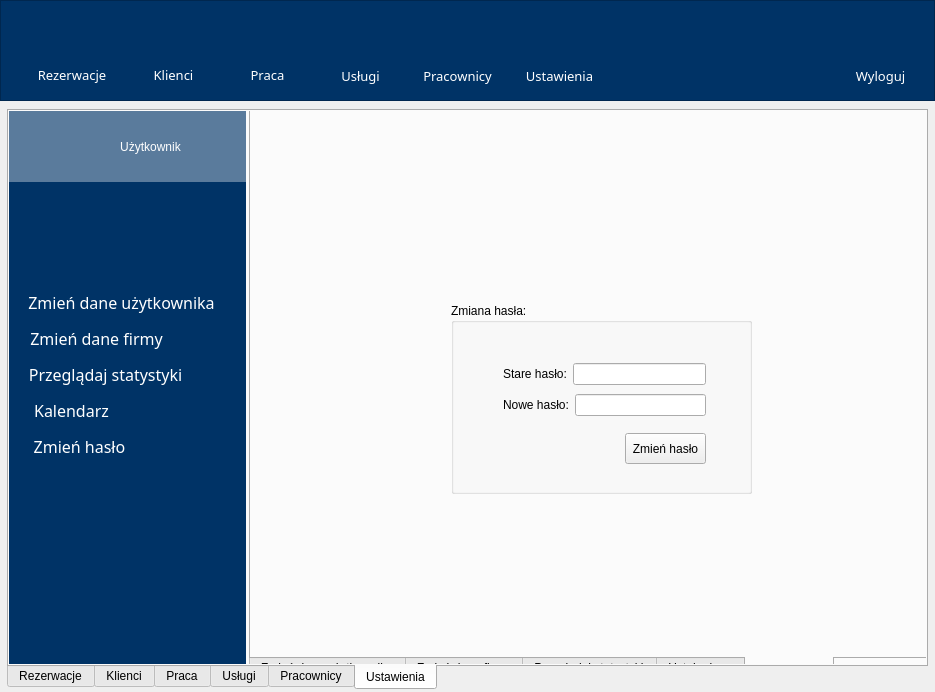
Qt form glowneokno.ui (maciuk10/Gabinet_v1_0_0_Projekt) before a commit.
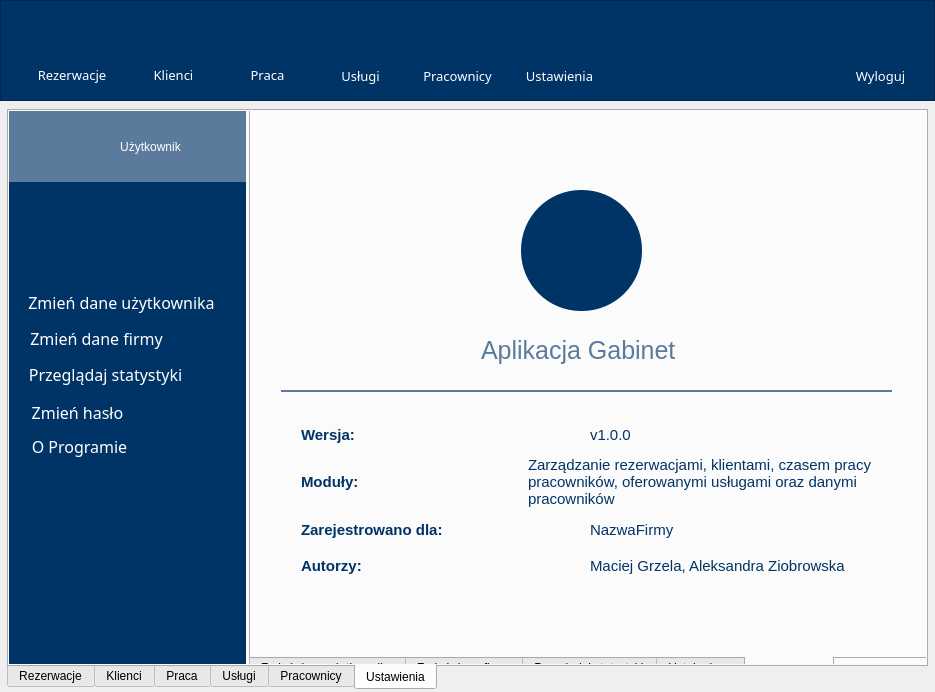
The same form after that commit. The open tabs and pages were chosen to show the change. Icons and pictures are not drawn. Custom widgets are drawn as their Qt base class.

Commit message:
Poprawiona funkcjonalność zakładki Ustawienia
Funkcjonalność zakładki Ustawienia wykonana w 50% - 09042018 [23:09]

```diff
--- a/glowneokno.ui
+++ b/glowneokno.ui
@@ -2085,35 +2085,11 @@
        <attribute name="title">
         <string>Ustal urlopy</string>
        </attribute>
-       <widget class="QLabel" name="label_8">
-        <property name="geometry">
-         <rect>
-          <x>90</x>
-          <y>220</y>
-          <width>521</width>
-          <height>101</height>
-         </rect>
-        </property>
-        <property name="font">
-         <font>
-          <family>Fira Sans</family>
-          <pointsize>72</pointsize>
-         </font>
-        </property>
-        <property name="text">
-         <string>4 Kalendarz</string>
-        </property>
-       </widget>
-      </widget>
-      <widget class="QWidget" name="tab_5">
-       <attribute name="title">
-        <string>Zmień hasło</string>
-       </attribute>
        <widget class="QGroupBox" name="groupBox_3">
         <property name="geometry">
          <rect>
-          <x>200</x>
-          <y>200</y>
+          <x>180</x>
+          <y>180</y>
           <width>301</width>
           <height>191</height>
          </rect>
@@ -2188,6 +2164,232 @@
         </widget>
        </widget>
       </widget>
+      <widget class="QWidget" name="tab_5">
+       <attribute name="title">
+        <string>Zmień hasło</string>
+       </attribute>
+       <widget class="QLabel" name="label">
+        <property name="geometry">
+         <rect>
+          <x>270</x>
+          <y>87</y>
+          <width>121</width>
+          <height>121</height>
+         </rect>
+        </property>
+        <property name="styleSheet">
+         <string notr="true">background-color: rgb(0,51,102);
+border-radius: 60px;</string>
+        </property>
+        <property name="text">
+         <string/>
+        </property>
+       </widget>
+       <widget class="QLabel" name="label_3">
+        <property name="geometry">
+         <rect>
+          <x>299</x>
+          <y>113</y>
+          <width>61</width>
+          <height>61</height>
+         </rect>
+        </property>
+        <property name="text">
+         <string/>
+        </property>
+        <property name="pixmap">
+         <pixmap resource="img.qrc">:/gabinet/img_rc/calendar-7.png</pixmap>
+        </property>
+        <property name="scaledContents">
+         <bool>true</bool>
+        </property>
+       </widget>
+       <widget class="QLabel" name="label_6">
+        <property name="geometry">
+         <rect>
+          <x>30</x>
+          <y>287</y>
+          <width>611</width>
+          <height>2</height>
+         </rect>
+        </property>
+        <property name="styleSheet">
+         <string notr="true">background-color: rgb(90,123,156);</string>
+        </property>
+        <property name="text">
+         <string/>
+        </property>
+       </widget>
+       <widget class="QLabel" name="label_8">
+        <property name="geometry">
+         <rect>
+          <x>230</x>
+          <y>217</y>
+          <width>201</width>
+          <height>61</height>
+         </rect>
+        </property>
+        <property name="styleSheet">
+         <string notr="true">color: rgb(90,123,156);
+font-size: 25px;
+text-shadow: 2px 2px #ff0000;</string>
+        </property>
+        <property name="text">
+         <string>Aplikacja Gabinet</string>
+        </property>
+       </widget>
+       <widget class="QWidget" name="">
+        <property name="geometry">
+         <rect>
+          <x>50</x>
+          <y>317</y>
+          <width>571</width>
+          <height>161</height>
+         </rect>
+        </property>
+        <layout class="QVBoxLayout" name="verticalLayout_27">
+         <item>
+          <layout class="QHBoxLayout" name="horizontalLayout_24">
+           <item>
+            <widget class="QLabel" name="label_9">
+             <property name="font">
+              <font>
+               <pointsize>-1</pointsize>
+               <weight>75</weight>
+               <bold>true</bold>
+              </font>
+             </property>
+             <property name="styleSheet">
+              <string notr="true">font-size: 15px;
+color: rgb(0,51,102);
+font-weight: bold;</string>
+             </property>
+             <property name="text">
+              <string>Wersja:</string>
+             </property>
+            </widget>
+           </item>
+           <item>
+            <widget class="QLabel" name="label_65">
+             <property name="styleSheet">
+              <string notr="true">font-size: 15px;
+color: rgb(0,51,102);</string>
+             </property>
+             <property name="text">
+              <string>v1.0.0</string>
+             </property>
+            </widget>
+           </item>
+          </layout>
+         </item>
+         <item>
+          <layout class="QHBoxLayout" name="horizontalLayout_28">
+           <item>
+            <widget class="QLabel" name="label_11">
+             <property name="font">
+              <font>
+               <pointsize>-1</pointsize>
+               <weight>75</weight>
+               <bold>true</bold>
+              </font>
+             </property>
+             <property name="styleSheet">
+              <string notr="true">font-size: 15px;
+color: rgb(0,51,102);
+font-weight: bold;</string>
+             </property>
+             <property name="text">
+              <string>Moduły:</string>
+             </property>
+            </widget>
+           </item>
+           <item>
+            <widget class="QLabel" name="label_66">
+             <property name="styleSheet">
+              <string notr="true">font-size: 15px;
+color: rgb(0,51,102);</string>
+             </property>
+             <property name="text">
+              <string>Zarządzanie rezerwacjami, klientami, czasem pracy pracowników, oferowanymi usługami oraz danymi pracowników</string>
+             </property>
+             <property name="wordWrap">
+              <bool>true</bool>
+             </property>
+            </widget>
+           </item>
+          </layout>
+         </item>
+         <item>
+          <layout class="QHBoxLayout" name="horizontalLayout_31">
+           <item>
+            <widget class="QLabel" name="label_63">
+             <property name="font">
+              <font>
+               <pointsize>-1</pointsize>
+               <weight>75</weight>
+               <bold>true</bold>
+              </font>
+             </property>
+             <property name="styleSheet">
+              <string notr="true">font-size: 15px;
+color: rgb(0,51,102);
+font-weight: bold;</string>
+             </property>
+             <property name="text">
+              <string>Zarejestrowano dla:</string>
+             </property>
+            </widget>
+           </item>
+           <item>
+            <widget class="QLabel" name="label_67">
+             <property name="styleSheet">
+              <string notr="true">font-size: 15px;
+color: rgb(0,51,102);</string>
+             </property>
+             <property name="text">
+              <string>NazwaFirmy</string>
+             </property>
+            </widget>
+           </item>
+          </layout>
+         </item>
+         <item>
+          <layout class="QHBoxLayout" name="horizontalLayout_32">
+           <item>
+            <widget class="QLabel" name="label_64">
+             <property name="font">
+              <font>
+               <pointsize>-1</pointsize>
+               <weight>75</weight>
+               <bold>true</bold>
+              </font>
+             </property>
+             <property name="styleSheet">
+              <string notr="true">font-size: 15px;
+color: rgb(0,51,102);
+font-weight: bold;</string>
+             </property>
+             <property name="text">
+              <string>Autorzy:</string>
+             </property>
+            </widget>
+           </item>
+           <item>
+            <widget class="QLabel" name="label_68">
+             <property name="styleSheet">
+              <string notr="true">font-size: 15px;
+color: rgb(0,51,102);</string>
+             </property>
+             <property name="text">
+              <string>Maciej Grzela, Aleksandra Ziobrowska</string>
+             </property>
+            </widget>
+           </item>
+          </layout>
+         </item>
+        </layout>
+       </widget>
+      </widget>
      </widget>
      <widget class="QPushButton" name="userDataLink">
       <property name="geometry">
@@ -2307,9 +2509,9 @@
      <widget class="QPushButton" name="setLeaveLink">
       <property name="geometry">
        <rect>
-        <x>17</x>
-        <y>286</y>
-        <width>91</width>
+        <x>18</x>
+        <y>288</y>
+        <width>101</width>
         <height>27</height>
        </rect>
       </property>
@@ -2333,7 +2535,7 @@
 }</string>
       </property>
       <property name="text">
-       <string>Kalendarz</string>
+       <string>Zmień hasło</string>
       </property>
       <property name="default">
        <bool>false</bool>
@@ -2371,7 +2573,7 @@
 </string>
       </property>
       <property name="text">
-       <string>Zmień hasło</string>
+       <string>O Programie</string>
       </property>
       <property name="default">
        <bool>false</bool>
```
Left out of the diff: 6 changed lines with no effect on the pictures. The commit also changes 2 other files.
